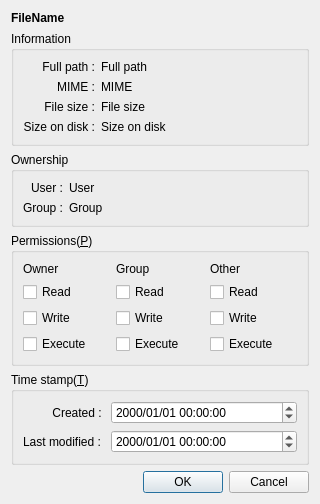
Old version of the form fileattributesdialog.ui in the repository haraki/farman.
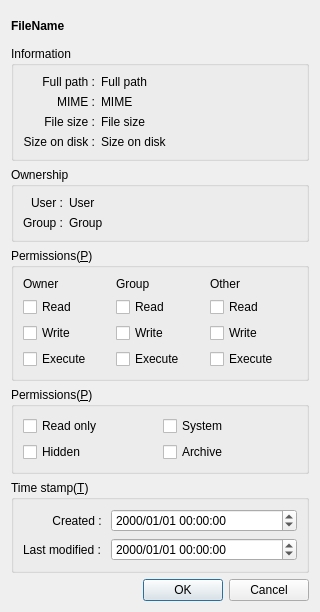
New version of the form.

Commit message: fixed File Attributes of Windows.(refs #74)

```diff
--- a/fileattributesdialog.ui
+++ b/fileattributesdialog.ui
@@ -7,11 +7,11 @@
     <x>0</x>
     <y>0</y>
     <width>320</width>
-    <height>431</height>
+    <height>612</height>
    </rect>
   </property>
   <property name="sizePolicy">
-   <sizepolicy hsizetype="Preferred" vsizetype="Minimum">
+   <sizepolicy hsizetype="Fixed" vsizetype="Fixed">
     <horstretch>0</horstretch>
     <verstretch>0</verstretch>
    </sizepolicy>
@@ -246,6 +246,43 @@
      </layout>
     </widget>
    </item>
+   <item>
+    <widget class="QGroupBox" name="permissionsWinGroupBox">
+     <property name="title">
+      <string>Permissions(&amp;P)</string>
+     </property>
+     <layout class="QGridLayout" name="gridLayout_5" columnstretch="1,1">
+      <item row="0" column="0">
+       <widget class="QCheckBox" name="permissionsWinReadOnlyCheckBox">
+        <property name="text">
+         <string>Read only</string>
+        </property>
+       </widget>
+      </item>
+      <item row="0" column="1">
+       <widget class="QCheckBox" name="permissionsWinSystemCheckBox">
+        <property name="text">
+         <string>System</string>
+        </property>
+       </widget>
+      </item>
+      <item row="1" column="0">
+       <widget class="QCheckBox" name="permissionsWinHiddenCheckBox">
+        <property name="text">
+         <string>Hidden</string>
+        </property>
+       </widget>
+      </item>
+      <item row="1" column="1">
+       <widget class="QCheckBox" name="permissionsWinArchiveCheckBox">
+        <property name="text">
+         <string>Archive</string>
+        </property>
+       </widget>
+      </item>
+     </layout>
+    </widget>
+   </item>
    <item>
     <widget class="QGroupBox" name="timestampGroupBox">
      <property name="title">
```
Left out of the diff: 2 changed lines with no effect on the pictures. The commit also changes 7 other files.
